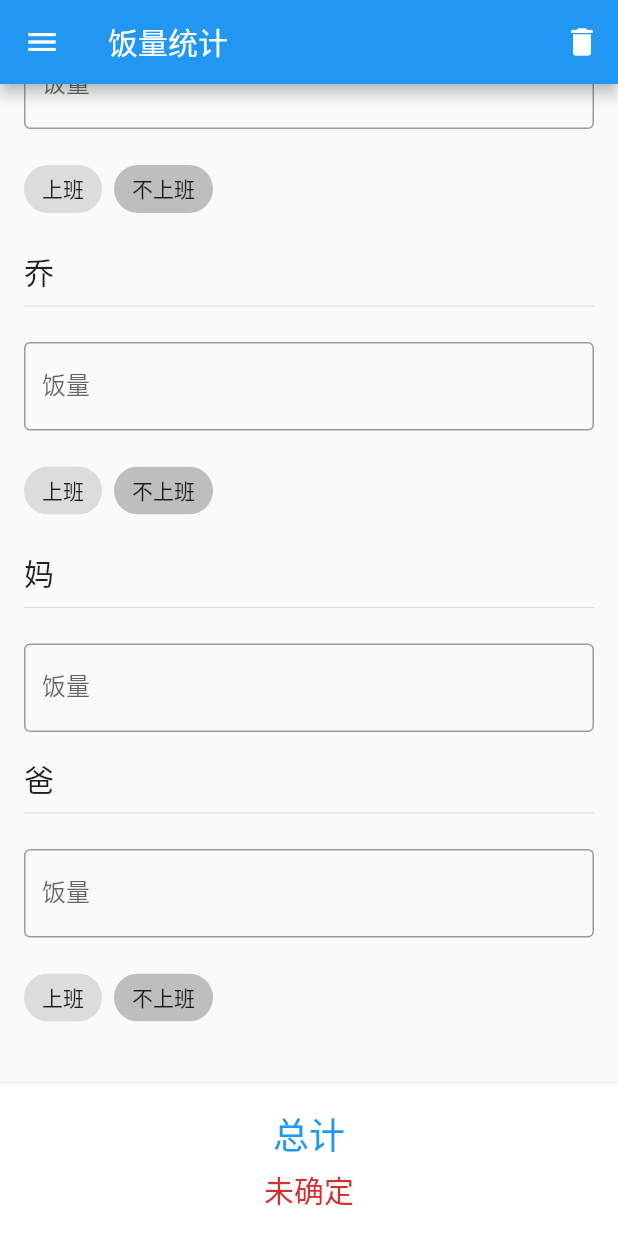
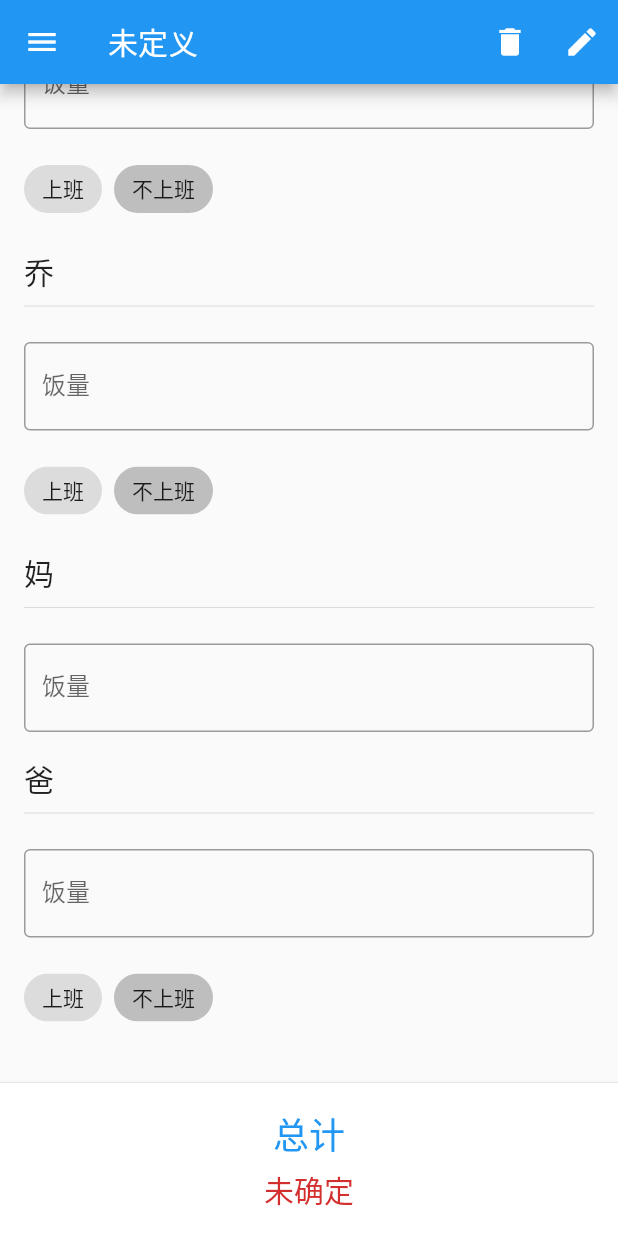
Before and after one commit to lvsecoto/dinner_app, a Flutter app: the screen it shows after launch, scrolled down 107 dp, after a tap on the "delete" icon, on a phone screen of 412 x 824 dp. Run offline on Flutter 3.47's test engine with Material 2 defaults, Android fonts, the phone set to English and light mode, and no system bars; our stand-ins replace dartx, dio; generated files the repository leaves out were written again; network calls fail.

Commit message:
支持修改表名字

```diff
--- a/lib/domain/table/table_repository.dart
+++ b/lib/domain/table/table_repository.dart
@@ -45,7 +45,11 @@ class TableRepository {
     List data = response.data["kv"];
 
     return data
-        .mapIndexedNotNull((index, e) => TableForm(index: index))
+        .mapIndexedNotNull((index, e) =>
+        TableForm(
+            index: index,
+            name: e["name"]
+        ))
         .toList();
   }
 
@@ -82,6 +86,9 @@ class TableRepository {
   includeIfNull: false,
 )
 class TableData {
+  @JsonKey(defaultValue: "表格")
+  String name;
+
   @JsonKey(defaultValue: 0.0)
   double yuanAmount;
   @JsonKey(defaultValue: 0.0)
@@ -98,14 +105,16 @@ class TableData {
   @JsonKey(defaultValue: false)
   bool baSchedule;
 
-  TableData(
-      {this.yuanAmount,
-      this.qiaoAmount,
-      this.maAmount,
-      this.baAmount,
-      this.yuanSchedule,
-      this.qiaoSchedule,
-      this.baSchedule});
+  TableData({
+    this.yuanAmount,
+    this.qiaoAmount,
+    this.maAmount,
+    this.baAmount,
+    this.yuanSchedule,
+    this.qiaoSchedule,
+    this.baSchedule,
+    this.name,
+  });
 
   factory TableData.fromJson(Map<String, dynamic> json) =>
       _$TableDataFromJson(json);
@@ -115,6 +124,7 @@ class TableData {
 
 class TableForm {
   final int index;
+  final String name;
 
-  TableForm({this.index});
+  TableForm({this.index, this.name});
 }
--- a/lib/ui/statistics/widget/content_widget.dart
+++ b/lib/ui/statistics/widget/content_widget.dart
@@ -1,3 +1,4 @@
+import 'package:dinner_app/domain/table/table_repository.dart';
 import 'package:dinner_app/ui/statistics/controller/table_list_controller.dart';
 import 'package:dinner_app/ui/statistics/statistics.dart';
 import 'package:dinner_app/ui/statistics/widget/talbe_list_widget.dart';
@@ -12,23 +13,51 @@ class StatisticsContentWidget extends StatelessWidget {
     final theme = Theme.of(context);
     return Scaffold(
       appBar: AppBar(
-        title: Text("饭量统计"),
+        title: Consumer<DataController>(
+          builder: (_, controller, __) {
+            return Text(controller.tableData?.name ?? "未定义");
+          },
+        ),
         actions: <Widget>[
           IconButton(
             icon: Icon(Icons.delete),
             onPressed: () async {
-              var controller = Provider.of<DataController>(
-                  context, listen: false);
+              var controller =
+              Provider.of<DataController>(context, listen: false);
               var index = controller.tableIndex;
-              var newIndex = await Provider.of<TableAllController>(
-                  context, listen: false)
+              var newIndex =
+              await Provider.of<TableAllController>(context, listen: false)
                   .delete(index, controller.tableData);
 
-              Navigator.of(context).pushReplacement(
-                  MaterialPageRoute(
-                      builder: (_) =>
-                          StatisticsPageWidget(
-                              tableIndex: newIndex)));
+              Navigator.of(context).pushReplacement(MaterialPageRoute(
+                  builder: (_) => StatisticsPageWidget(tableIndex: newIndex)));
+            },
+          ),
+          IconButton(
+            icon: Icon(Icons.edit),
+            onPressed: () async {
+              var tableTitle;
+              showDialog(
+                context: context,
+                builder: (_) =>
+                    AlertDialog(
+                      title: Text("输入表格名称"),
+                      content: TextField(
+                        onChanged: (it) => tableTitle = it,
+                      ),
+                      actions: <Widget>[
+                        FlatButton(
+                          child: Text("确定"),
+                          onPressed: () async {
+                            await DataController.get(context).update(TableData(
+                                name: tableTitle
+                            ));
+                            Navigator.pop(context);
+                          },
+                        )
+                      ],
+                    ),
+              );
             },
           )
         ],
--- a/lib/ui/statistics/widget/talbe_list_widget.dart
+++ b/lib/ui/statistics/widget/talbe_list_widget.dart
@@ -12,7 +12,7 @@ class TableListWidget extends StatelessWidget {
           children: <Widget>[
             ...controller.tables?.map((e) {
                   return ListTile(
-                    title: Text(e.index.toString()),
+                    title: Text(e.name ?? e.index),
                     onTap: () async {
                       Navigator.of(context).pushReplacement(MaterialPageRoute(
                           builder: (_) =>
```
